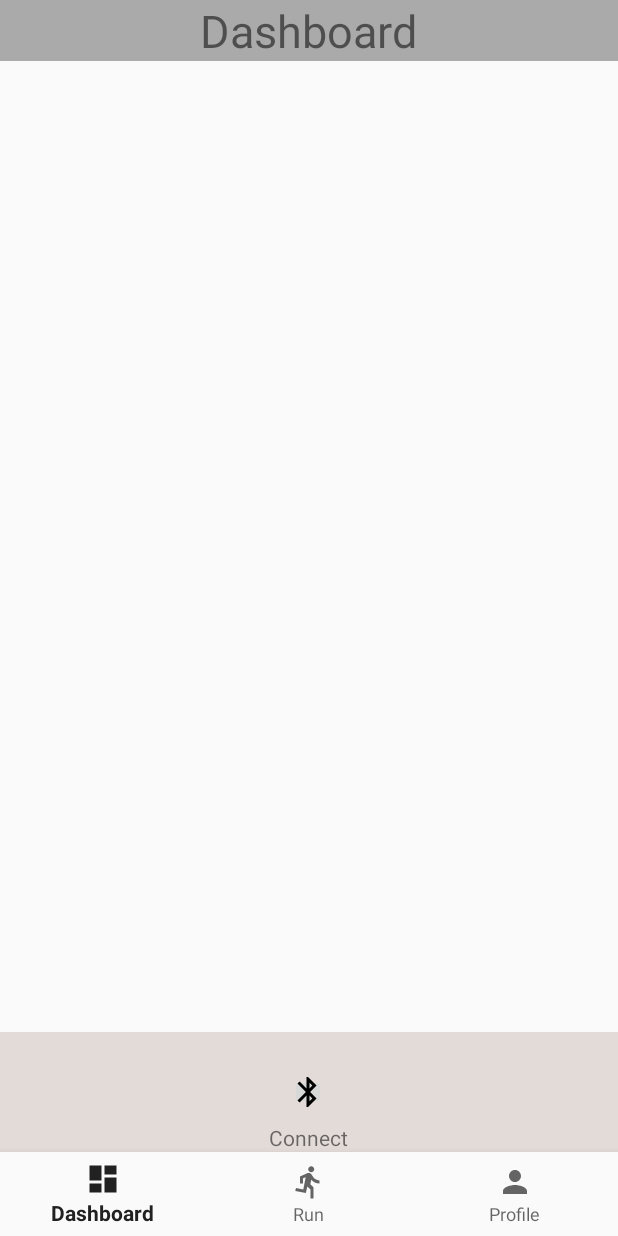
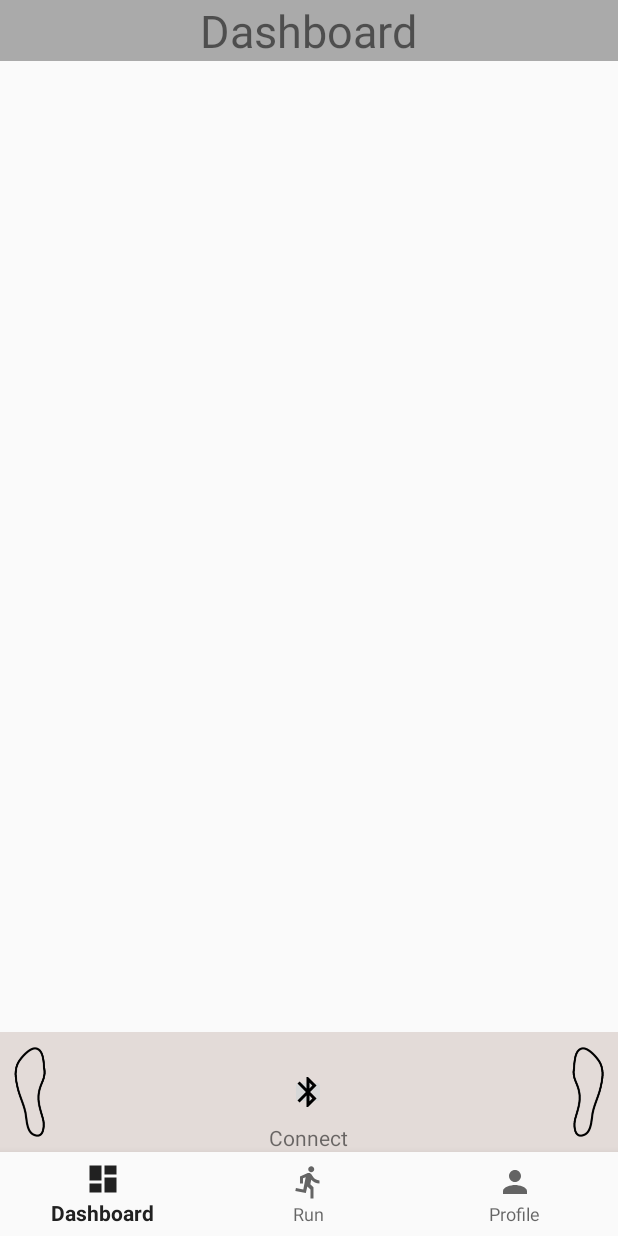
Before and after one commit to milazudina/MHML, an Android app: the MainActivity screen opened directly, with no data from a screen before it, on a phone screen of 412 x 824 dp. Run offline under Robolectric (Android 15) with nearby library versions, the phone set to English and light mode, and no system bars; 1 statement that could not run was skipped.

Commit message:
Insole fill images added

```diff
--- a/VitaRun/app/src/main/res/layout/activity_main.xml
+++ b/VitaRun/app/src/main/res/layout/activity_main.xml
@@ -11,6 +11,8 @@
         android:layout_width="match_parent"
         android:layout_height="match_parent"
         android:layout_above="@+id/insole_connection"></ScrollView>
+
+
 
     <FrameLayout
         android:id="@+id/insole_connection"
@@ -41,18 +43,28 @@
                 android:clickable="true"
                 android:src="@drawable/ic_bluetooth_black_24dp" />
 
-
         </FrameLayout>
 
+        <ImageView
+            android:id="@+id/insole_left_icon"
+            android:src = "@drawable/vitarun_insoleleft"
+            android:layout_width="40dp"
+            android:layout_height="60dp"
+            android:layout_gravity="center_vertical"/>
 
-        <!--<ImageView-->
-        <!--android:id="@+id/insole_left_icon"-->
-        <!--android:layout_width="40dp"-->
-        <!--android:layout_height="60dp"-->
-        <!--&lt;!&ndash;android:layout_gravity="start||center_vertical"&ndash;&gt;-->
-        <!--android:src = "@drawable/vitarun_insoleleft">-->
-        <!--&lt;!&ndash;android:drawableLeft="@drawable/vitarun_insoleleft">&ndash;&gt;-->
-        <!--</ImageView>-->
+        <FrameLayout
+            android:layout_width="wrap_content"
+            android:layout_height="match_parent"
+            android:layout_gravity="end"
+            tools:ignore="UselessParent">
+            <ImageView
+                android:id="@+id/insole_right_icon"
+                android:src = "@drawable/vitarun_insoleright"
+                android:layout_width="40dp"
+                android:layout_height="60dp"
+                android:layout_gravity="center_vertical"/>
+        </FrameLayout>
+
 
     </FrameLayout>
 
```
Also changed, not shown: VitaRun/app/src/main/res/drawable/vitarun_insoleleft_fill.png (added), VitaRun/app/src/main/res/drawable/vitarun_insoleright_fill.png (added).
